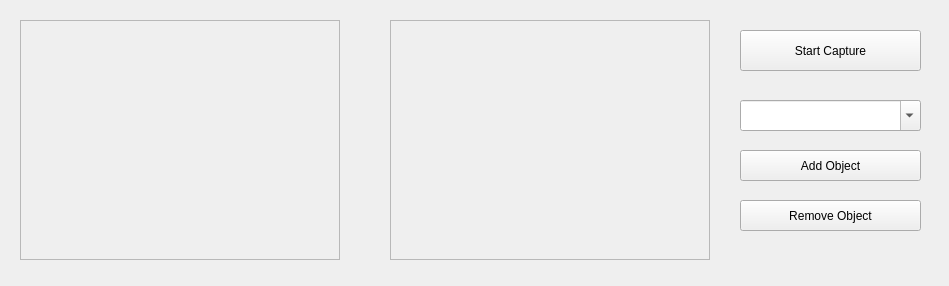
Before: the Qt Designer form Practica 3/mainwindow.ui in ARebollo/ArtificialVision, drawn with Qt 5.
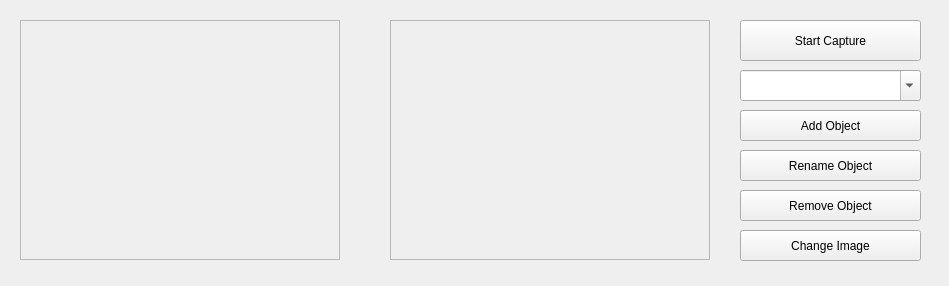
After: the same form once the commit is applied.

Patch:
```diff
--- a/Practica 3/mainwindow.ui
+++ b/Practica 3/mainwindow.ui
@@ -49,7 +49,7 @@
    <property name="geometry">
     <rect>
      <x>740</x>
-     <y>30</y>
+     <y>20</y>
      <width>181</width>
      <height>41</height>
     </rect>
@@ -68,7 +68,7 @@
    <property name="geometry">
     <rect>
      <x>740</x>
-     <y>150</y>
+     <y>110</y>
      <width>181</width>
      <height>31</height>
     </rect>
@@ -87,7 +87,7 @@
    <property name="geometry">
     <rect>
      <x>740</x>
-     <y>200</y>
+     <y>190</y>
      <width>181</width>
      <height>31</height>
     </rect>
@@ -106,13 +106,54 @@
    <property name="geometry">
     <rect>
      <x>740</x>
-     <y>100</y>
+     <y>70</y>
      <width>181</width>
      <height>31</height>
     </rect>
    </property>
    <property name="editable">
     <bool>true</bool>
+   </property>
+   <property name="maxCount">
+    <number>3</number>
+   </property>
+  </widget>
+  <widget class="QPushButton" name="renameButton">
+   <property name="geometry">
+    <rect>
+     <x>740</x>
+     <y>150</y>
+     <width>181</width>
+     <height>31</height>
+    </rect>
+   </property>
+   <property name="text">
+    <string>Rename Object</string>
+   </property>
+   <property name="checkable">
+    <bool>false</bool>
+   </property>
+   <property name="checked">
+    <bool>false</bool>
+   </property>
+  </widget>
+  <widget class="QPushButton" name="removeButton_2">
+   <property name="geometry">
+    <rect>
+     <x>740</x>
+     <y>230</y>
+     <width>181</width>
+     <height>31</height>
+    </rect>
+   </property>
+   <property name="text">
+    <string>Change Image</string>
+   </property>
+   <property name="checkable">
+    <bool>false</bool>
+   </property>
+   <property name="checked">
+    <bool>false</bool>
    </property>
   </widget>
  </widget>
```
